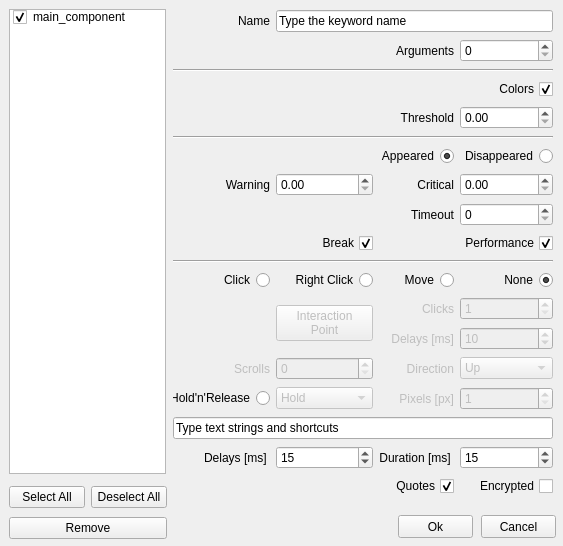
Before: the Qt Designer form alyvix/extra/robotide/qt_ui/alyvix_image_finder_properties_view.ui in alyvix/alyvix, drawn with Qt 5.
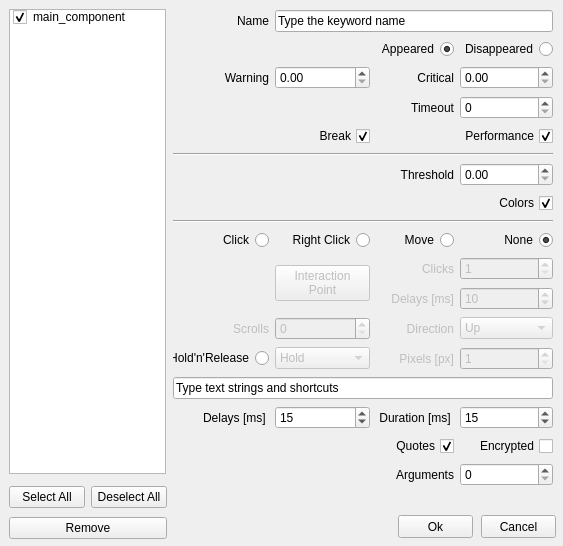
After: the same form once the commit is applied.

The edit to the form file:
```diff
--- a/alyvix/extra/robotide/qt_ui/alyvix_image_finder_properties_view.ui
+++ b/alyvix/extra/robotide/qt_ui/alyvix_image_finder_properties_view.ui
@@ -163,36 +163,7 @@
      </rect>
     </property>
     <layout class="QGridLayout" name="gridLayout">
-     <item row="9" column="0" colspan="2">
-      <widget class="QCheckBox" name="timeout_exception">
-       <property name="layoutDirection">
-        <enum>Qt::RightToLeft</enum>
-       </property>
-       <property name="text">
-        <string>Break</string>
-       </property>
-       <property name="checked">
-        <bool>true</bool>
-       </property>
-      </widget>
-     </item>
-     <item row="11" column="3">
-      <widget class="QRadioButton" name="dontclickRadio">
-       <property name="layoutDirection">
-        <enum>Qt::RightToLeft</enum>
-       </property>
-       <property name="text">
-        <string>None</string>
-       </property>
-       <property name="checked">
-        <bool>true</bool>
-       </property>
-       <attribute name="buttonGroup">
-        <string notr="true">buttonGroup_2</string>
-       </attribute>
-      </widget>
-     </item>
-     <item row="19" column="3">
+     <item row="22" column="3">
       <widget class="QCheckBox" name="text_encrypted">
        <property name="layoutDirection">
         <enum>Qt::RightToLeft</enum>
@@ -205,14 +176,23 @@
        </property>
       </widget>
      </item>
-     <item row="5" column="0" colspan="4">
-      <widget class="Line" name="line_8">
-       <property name="orientation">
-        <enum>Qt::Horizontal</enum>
+     <item row="14" column="3">
+      <widget class="QRadioButton" name="dontclickRadio">
+       <property name="layoutDirection">
+        <enum>Qt::RightToLeft</enum>
        </property>
+       <property name="text">
+        <string>None</string>
+       </property>
+       <property name="checked">
+        <bool>true</bool>
+       </property>
+       <attribute name="buttonGroup">
+        <string notr="true">buttonGroup_2</string>
+       </attribute>
       </widget>
      </item>
-     <item row="18" column="2">
+     <item row="21" column="2">
       <widget class="QLabel" name="labelSendKeysDuration">
        <property name="text">
         <string>Duration [ms] </string>
@@ -222,7 +202,7 @@
        </property>
       </widget>
      </item>
-     <item row="18" column="1">
+     <item row="21" column="1">
       <widget class="QSpinBox" name="spinBoxSendKeysDelay">
        <property name="maximum">
         <number>60000</number>
@@ -232,7 +212,7 @@
        </property>
       </widget>
      </item>
-     <item row="19" column="2">
+     <item row="22" column="2">
       <widget class="QCheckBox" name="add_quotes">
        <property name="layoutDirection">
         <enum>Qt::RightToLeft</enum>
@@ -245,38 +225,28 @@
        </property>
       </widget>
      </item>
-     <item row="2" column="0" colspan="4">
-      <widget class="Line" name="line_3">
-       <property name="orientation">
-        <enum>Qt::Horizontal</enum>
-       </property>
-      </widget>
-     </item>
-     <item row="17" column="0" colspan="4">
+     <item row="20" column="0" colspan="4">
       <widget class="QLineEdit" name="inserttext">
        <property name="text">
         <string>Type text strings and shortcuts</string>
        </property>
       </widget>
      </item>
-     <item row="10" column="0" colspan="4">
+     <item row="13" column="0" colspan="4">
       <widget class="Line" name="line_10">
        <property name="orientation">
         <enum>Qt::Horizontal</enum>
        </property>
       </widget>
      </item>
-     <item row="18" column="0">
-      <widget class="QLabel" name="labelSendKeysDelay">
-       <property name="text">
-        <string>Delays [ms] </string>
-       </property>
-       <property name="alignment">
-        <set>Qt::AlignRight|Qt::AlignTrailing|Qt::AlignVCenter</set>
+     <item row="6" column="0" colspan="4">
+      <widget class="Line" name="line_3">
+       <property name="orientation">
+        <enum>Qt::Horizontal</enum>
        </property>
       </widget>
      </item>
-     <item row="13" column="2">
+     <item row="16" column="2">
       <widget class="QLabel" name="labelClickDelay">
        <property name="enabled">
         <bool>false</bool>
@@ -289,65 +259,16 @@
        </property>
       </widget>
      </item>
-     <item row="7" column="0">
-      <widget class="QLabel" name="labelWarning">
+     <item row="21" column="0">
+      <widget class="QLabel" name="labelSendKeysDelay">
        <property name="text">
-        <string>Warning</string>
+        <string>Delays [ms] </string>
        </property>
        <property name="alignment">
         <set>Qt::AlignRight|Qt::AlignTrailing|Qt::AlignVCenter</set>
        </property>
       </widget>
      </item>
-     <item row="4" column="3">
-      <widget class="QDoubleSpinBox" name="doubleSpinBoxThreshold">
-       <property name="maximum">
-        <double>1.000000000000000</double>
-       </property>
-       <property name="singleStep">
-        <double>0.050000000000000</double>
-       </property>
-      </widget>
-     </item>
-     <item row="7" column="2">
-      <widget class="QLabel" name="labelCritical">
-       <property name="text">
-        <string>Critical</string>
-       </property>
-       <property name="alignment">
-        <set>Qt::AlignRight|Qt::AlignTrailing|Qt::AlignVCenter</set>
-       </property>
-      </widget>
-     </item>
-     <item row="1" column="3">
-      <widget class="QSpinBox" name="spinBoxArgs"/>
-     </item>
-     <item row="8" column="2">
-      <widget class="QLabel" name="timeout_label">
-       <property name="text">
-        <string>Timeout</string>
-       </property>
-       <property name="alignment">
-        <set>Qt::AlignRight|Qt::AlignTrailing|Qt::AlignVCenter</set>
-       </property>
-      </widget>
-     </item>
-     <item row="6" column="0" colspan="3">
-      <widget class="QRadioButton" name="wait_radio">
-       <property name="layoutDirection">
-        <enum>Qt::RightToLeft</enum>
-       </property>
-       <property name="text">
-        <string>Appeared</string>
-       </property>
-       <property name="checked">
-        <bool>true</bool>
-       </property>
-       <attribute name="buttonGroup">
-        <string notr="true">buttonGroup_5</string>
-       </attribute>
-      </widget>
-     </item>
      <item row="0" column="1" colspan="3">
       <widget class="QLineEdit" name="namelineedit">
        <property name="text">
@@ -355,43 +276,7 @@
        </property>
       </widget>
      </item>
-     <item row="4" column="0" colspan="3">
-      <widget class="QLabel" name="threshold_label">
-       <property name="text">
-        <string>Threshold</string>
-       </property>
-       <property name="alignment">
-        <set>Qt::AlignRight|Qt::AlignTrailing|Qt::AlignVCenter</set>
-       </property>
-      </widget>
-     </item>
-     <item row="6" column="3">
-      <widget class="QRadioButton" name="wait_disapp_radio">
-       <property name="layoutDirection">
-        <enum>Qt::RightToLeft</enum>
-       </property>
-       <property name="text">
-        <string>Disappeared</string>
-       </property>
-       <property name="checked">
-        <bool>false</bool>
-       </property>
-       <attribute name="buttonGroup">
-        <string notr="true">buttonGroup_5</string>
-       </attribute>
-      </widget>
-     </item>
-     <item row="1" column="2">
-      <widget class="QLabel" name="labelArgs">
-       <property name="text">
-        <string>Arguments</string>
-       </property>
-       <property name="alignment">
-        <set>Qt::AlignRight|Qt::AlignTrailing|Qt::AlignVCenter</set>
-       </property>
-      </widget>
-     </item>
-     <item row="12" column="1" rowspan="2">
+     <item row="15" column="1" rowspan="2">
       <widget class="QPushButton" name="pushButtonXYoffset">
        <property name="enabled">
         <bool>false</bool>
@@ -402,7 +287,20 @@
        </property>
       </widget>
      </item>
-     <item row="11" column="0">
+     <item row="18" column="3">
+      <widget class="QSpinBox" name="holdreleaseSpinBox">
+       <property name="enabled">
+        <bool>false</bool>
+       </property>
+       <property name="minimum">
+        <number>1</number>
+       </property>
+       <property name="maximum">
+        <number>9999</number>
+       </property>
+      </widget>
+     </item>
+     <item row="14" column="0">
       <widget class="QRadioButton" name="clickRadio">
        <property name="layoutDirection">
         <enum>Qt::RightToLeft</enum>
@@ -416,19 +314,6 @@
       </widget>
      </item>
      <item row="15" column="3">
-      <widget class="QSpinBox" name="holdreleaseSpinBox">
-       <property name="enabled">
-        <bool>false</bool>
-       </property>
-       <property name="minimum">
-        <number>1</number>
-       </property>
-       <property name="maximum">
-        <number>9999</number>
-       </property>
-      </widget>
-     </item>
-     <item row="12" column="3">
       <widget class="QSpinBox" name="clicknumber_spinbox">
        <property name="enabled">
         <bool>false</bool>
@@ -438,27 +323,7 @@
        </property>
       </widget>
      </item>
-     <item row="8" column="3">
-      <widget class="QSpinBox" name="timeout_spinbox">
-       <property name="maximum">
-        <number>999999</number>
-       </property>
-      </widget>
-     </item>
-     <item row="9" column="2" colspan="2">
-      <widget class="QCheckBox" name="checkBoxEnablePerformance">
-       <property name="layoutDirection">
-        <enum>Qt::RightToLeft</enum>
-       </property>
-       <property name="text">
-        <string>Performance</string>
-       </property>
-       <property name="checked">
-        <bool>true</bool>
-       </property>
-      </widget>
-     </item>
-     <item row="15" column="0">
+     <item row="18" column="0">
       <widget class="QRadioButton" name="holdreleaseRadio">
        <property name="layoutDirection">
         <enum>Qt::RightToLeft</enum>
@@ -471,7 +336,7 @@
        </attribute>
       </widget>
      </item>
-     <item row="18" column="3">
+     <item row="21" column="3">
       <widget class="QSpinBox" name="spinBoxSendKeysDuration">
        <property name="maximum">
         <number>60000</number>
@@ -481,36 +346,7 @@
        </property>
       </widget>
      </item>
-     <item row="13" column="3">
-      <widget class="QSpinBox" name="clickdelay_spinbox">
-       <property name="enabled">
-        <bool>false</bool>
-       </property>
-       <property name="minimum">
-        <number>1</number>
-       </property>
-       <property name="maximum">
-        <number>60000</number>
-       </property>
-       <property name="value">
-        <number>10</number>
-       </property>
-      </widget>
-     </item>
-     <item row="12" column="2">
-      <widget class="QLabel" name="labelClickNumber">
-       <property name="enabled">
-        <bool>false</bool>
-       </property>
-       <property name="text">
-        <string>Clicks</string>
-       </property>
-       <property name="alignment">
-        <set>Qt::AlignRight|Qt::AlignTrailing|Qt::AlignVCenter</set>
-       </property>
-      </widget>
-     </item>
-     <item row="11" column="2">
+     <item row="14" column="2">
       <widget class="QRadioButton" name="movemouseRadio">
        <property name="layoutDirection">
         <enum>Qt::RightToLeft</enum>
@@ -526,7 +362,7 @@
        </attribute>
       </widget>
      </item>
-     <item row="11" column="1">
+     <item row="14" column="1">
       <widget class="QRadioButton" name="rightclickRadio">
        <property name="layoutDirection">
         <enum>Qt::RightToLeft</enum>
@@ -539,6 +375,35 @@
        </attribute>
       </widget>
      </item>
+     <item row="15" column="2">
+      <widget class="QLabel" name="labelClickNumber">
+       <property name="enabled">
+        <bool>false</bool>
+       </property>
+       <property name="text">
+        <string>Clicks</string>
+       </property>
+       <property name="alignment">
+        <set>Qt::AlignRight|Qt::AlignTrailing|Qt::AlignVCenter</set>
+       </property>
+      </widget>
+     </item>
+     <item row="16" column="3">
+      <widget class="QSpinBox" name="clickdelay_spinbox">
+       <property name="enabled">
+        <bool>false</bool>
+       </property>
+       <property name="minimum">
+        <number>1</number>
+       </property>
+       <property name="maximum">
+        <number>60000</number>
+       </property>
+       <property name="value">
+        <number>10</number>
+       </property>
+      </widget>
+     </item>
      <item row="0" column="0">
       <widget class="QLabel" name="labelName">
        <property name="layoutDirection">
@@ -552,53 +417,7 @@
        </property>
       </widget>
      </item>
-     <item row="7" column="3">
-      <widget class="QDoubleSpinBox" name="doubleSpinBoxCritical">
-       <property name="maximum">
-        <double>9999.989999999999782</double>
-       </property>
-       <property name="singleStep">
-        <double>1.000000000000000</double>
-       </property>
-      </widget>
-     </item>
-     <item row="3" column="2" colspan="2">
-      <widget class="QCheckBox" name="checkBoxMatchColors">
-       <property name="layoutDirection">
-        <enum>Qt::RightToLeft</enum>
-       </property>
-       <property name="text">
-        <string>Colors</string>
-       </property>
-       <property name="checked">
-        <bool>true</bool>
-       </property>
-      </widget>
-     </item>
-     <item row="7" column="1">
-      <widget class="QDoubleSpinBox" name="doubleSpinBoxWarning">
-       <property name="maximum">
-        <double>9999.989999999999782</double>
-       </property>
-       <property name="singleStep">
-        <double>1.000000000000000</double>
-       </property>
-      </widget>
-     </item>
-     <item row="15" column="2">
-      <widget class="QLabel" name="labelPixels">
-       <property name="enabled">
-        <bool>false</bool>
-       </property>
-       <property name="text">
-        <string>Pixels [px]</string>
-       </property>
-       <property name="alignment">
-        <set>Qt::AlignRight|Qt::AlignTrailing|Qt::AlignVCenter</set>
-       </property>
-      </widget>
-     </item>
-     <item row="15" column="1">
+     <item row="18" column="1">
       <widget class="QComboBox" name="holdreleaseComboBox">
        <property name="enabled">
         <bool>false</bool>
@@ -635,27 +454,20 @@
        </item>
       </widget>
      </item>
-     <item row="14" column="0">
-      <widget class="QLabel" name="scrollsLabel">
+     <item row="18" column="2">
+      <widget class="QLabel" name="labelPixels">
        <property name="enabled">
         <bool>false</bool>
        </property>
        <property name="text">
-        <string>Scrolls</string>
+        <string>Pixels [px]</string>
        </property>
        <property name="alignment">
         <set>Qt::AlignRight|Qt::AlignTrailing|Qt::AlignVCenter</set>
        </property>
       </widget>
      </item>
-     <item row="14" column="1">
-      <widget class="QSpinBox" name="spinBoxScrolls">
-       <property name="enabled">
-        <bool>false</bool>
-       </property>
-      </widget>
-     </item>
-     <item row="14" column="3">
+     <item row="17" column="3">
       <widget class="QComboBox" name="comboBoxScrolls">
        <property name="enabled">
         <bool>false</bool>
@@ -682,7 +494,14 @@
        </item>
       </widget>
      </item>
-     <item row="14" column="2">
+     <item row="17" column="1">
+      <widget class="QSpinBox" name="spinBoxScrolls">
+       <property name="enabled">
+        <bool>false</bool>
+       </property>
+      </widget>
+     </item>
+     <item row="17" column="2">
       <widget class="QLabel" name="labelDirectionScroll">
        <property name="enabled">
         <bool>false</bool>
@@ -698,6 +517,180 @@
        </property>
       </widget>
      </item>
+     <item row="17" column="0">
+      <widget class="QLabel" name="scrollsLabel">
+       <property name="enabled">
+        <bool>false</bool>
+       </property>
+       <property name="text">
+        <string>Scrolls</string>
+       </property>
+       <property name="alignment">
+        <set>Qt::AlignRight|Qt::AlignTrailing|Qt::AlignVCenter</set>
+       </property>
+      </widget>
+     </item>
+     <item row="1" column="2">
+      <widget class="QRadioButton" name="wait_radio">
+       <property name="layoutDirection">
+        <enum>Qt::RightToLeft</enum>
+       </property>
+       <property name="text">
+        <string>Appeared</string>
+       </property>
+       <property name="checked">
+        <bool>true</bool>
+       </property>
+       <attribute name="buttonGroup">
+        <string notr="true">buttonGroup_5</string>
+       </attribute>
+      </widget>
+     </item>
+     <item row="1" column="3">
+      <widget class="QRadioButton" name="wait_disapp_radio">
+       <property name="layoutDirection">
+        <enum>Qt::RightToLeft</enum>
+       </property>
+       <property name="text">
+        <string>Disappeared</string>
+       </property>
+       <property name="checked">
+        <bool>false</bool>
+       </property>
+       <attribute name="buttonGroup">
+        <string notr="true">buttonGroup_5</string>
+       </attribute>
+      </widget>
+     </item>
+     <item row="3" column="2">
+      <widget class="QLabel" name="timeout_label">
+       <property name="text">
+        <string>Timeout</string>
+       </property>
+       <property name="alignment">
+        <set>Qt::AlignRight|Qt::AlignTrailing|Qt::AlignVCenter</set>
+       </property>
+      </widget>
+     </item>
+     <item row="3" column="3">
+      <widget class="QSpinBox" name="timeout_spinbox">
+       <property name="maximum">
+        <number>999999</number>
+       </property>
+      </widget>
+     </item>
+     <item row="2" column="3">
+      <widget class="QDoubleSpinBox" name="doubleSpinBoxCritical">
+       <property name="maximum">
+        <double>9999.989999999999782</double>
+       </property>
+       <property name="singleStep">
+        <double>1.000000000000000</double>
+       </property>
+      </widget>
+     </item>
+     <item row="2" column="2">
+      <widget class="QLabel" name="labelCritical">
+       <property name="text">
+        <string>Critical</string>
+       </property>
+       <property name="alignment">
+        <set>Qt::AlignRight|Qt::AlignTrailing|Qt::AlignVCenter</set>
+       </property>
+      </widget>
+     </item>
+     <item row="2" column="1">
+      <widget class="QDoubleSpinBox" name="doubleSpinBoxWarning">
+       <property name="maximum">
+        <double>9999.989999999999782</double>
+       </property>
+       <property name="singleStep">
+        <double>1.000000000000000</double>
+       </property>
+      </widget>
+     </item>
+     <item row="4" column="0" colspan="2">
+      <widget class="QCheckBox" name="timeout_exception">
+       <property name="layoutDirection">
+        <enum>Qt::RightToLeft</enum>
+       </property>
+       <property name="text">
+        <string>Break</string>
+       </property>
+       <property name="checked">
+        <bool>true</bool>
+       </property>
+      </widget>
+     </item>
+     <item row="2" column="0">
+      <widget class="QLabel" name="labelWarning">
+       <property name="text">
+        <string>Warning</string>
+       </property>
+       <property name="alignment">
+        <set>Qt::AlignRight|Qt::AlignTrailing|Qt::AlignVCenter</set>
+       </property>
+      </widget>
+     </item>
+     <item row="4" column="2" colspan="2">
+      <widget class="QCheckBox" name="checkBoxEnablePerformance">
+       <property name="layoutDirection">
+        <enum>Qt::RightToLeft</enum>
+       </property>
+       <property name="text">
+        <string>Performance</string>
+       </property>
+       <property name="checked">
+        <bool>true</bool>
+       </property>
+      </widget>
+     </item>
+     <item row="8" column="3">
+      <widget class="QCheckBox" name="checkBoxMatchColors">
+       <property name="layoutDirection">
+        <enum>Qt::RightToLeft</enum>
+       </property>
+       <property name="text">
+        <string>Colors</string>
+       </property>
+       <property name="checked">
+        <bool>true</bool>
+       </property>
+      </widget>
+     </item>
+     <item row="7" column="3">
+      <widget class="QDoubleSpinBox" name="doubleSpinBoxThreshold">
+       <property name="maximum">
+        <double>1.000000000000000</double>
+       </property>
+       <property name="singleStep">
+        <double>0.050000000000000</double>
+       </property>
+      </widget>
+     </item>
+     <item row="23" column="2">
+      <widget class="QLabel" name="labelArgs">
+       <property name="text">
+        <string>Arguments</string>
+       </property>
+       <property name="alignment">
+        <set>Qt::AlignRight|Qt::AlignTrailing|Qt::AlignVCenter</set>
+       </property>
+      </widget>
+     </item>
+     <item row="23" column="3">
+      <widget class="QSpinBox" name="spinBoxArgs"/>
+     </item>
+     <item row="7" column="0" colspan="3">
+      <widget class="QLabel" name="threshold_label">
+       <property name="text">
+        <string>Threshold</string>
+       </property>
+       <property name="alignment">
+        <set>Qt::AlignRight|Qt::AlignTrailing|Qt::AlignVCenter</set>
+       </property>
+      </widget>
+     </item>
     </layout>
    </widget>
   </widget>
```
Left out of the diff: 438 changed lines with no effect on the pictures.
